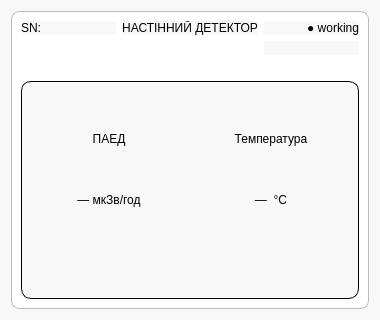
Above: _UI/dashboardwall.ui from Miskiv-Andrew/wroc before the change. Below: the same form after it.
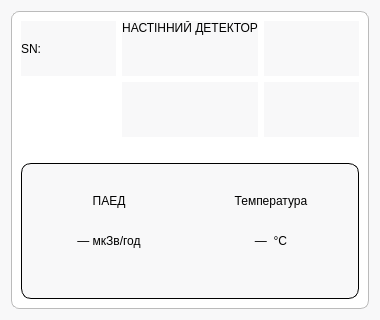
That is the form after the change.

The edit to the form file:
```diff
--- a/_UI/dashboardwall.ui
+++ b/_UI/dashboardwall.ui
@@ -27,7 +27,7 @@
    <item>
     <widget class="QFrame" name="deviceCard">
      <property name="sizePolicy">
-      <sizepolicy hsizetype="Preferred" vsizetype="Preferred">
+      <sizepolicy hsizetype="Expanding" vsizetype="Preferred">
        <horstretch>0</horstretch>
        <verstretch>0</verstretch>
       </sizepolicy>
@@ -49,7 +49,7 @@
       <item row="1" column="0">
        <widget class="QFrame" name="measureSection">
         <property name="sizePolicy">
-         <sizepolicy hsizetype="Preferred" vsizetype="Expanding">
+         <sizepolicy hsizetype="Expanding" vsizetype="Preferred">
           <horstretch>0</horstretch>
           <verstretch>0</verstretch>
          </sizepolicy>
@@ -73,6 +73,12 @@
             <layout class="QHBoxLayout" name="horizontalLayout_2">
              <item>
               <widget class="QLabel" name="doseValue">
+               <property name="sizePolicy">
+                <sizepolicy hsizetype="Expanding" vsizetype="Preferred">
+                 <horstretch>0</horstretch>
+                 <verstretch>0</verstretch>
+                </sizepolicy>
+               </property>
                <property name="text">
                 <string>— мкЗв/год</string>
                </property>
@@ -86,6 +92,12 @@
              </item>
              <item>
               <widget class="QLabel" name="tempValue">
+               <property name="sizePolicy">
+                <sizepolicy hsizetype="Expanding" vsizetype="Preferred">
+                 <horstretch>0</horstretch>
+                 <verstretch>0</verstretch>
+                </sizepolicy>
+               </property>
                <property name="text">
                 <string>—  °C</string>
                </property>
@@ -100,6 +112,12 @@
             <layout class="QHBoxLayout" name="horizontalLayout">
              <item>
               <widget class="QLabel" name="doseLabel">
+               <property name="sizePolicy">
+                <sizepolicy hsizetype="Expanding" vsizetype="Preferred">
+                 <horstretch>0</horstretch>
+                 <verstretch>0</verstretch>
+                </sizepolicy>
+               </property>
                <property name="styleSheet">
                 <string notr="true">font: 700 10pt &quot;Segoe UI&quot;;</string>
                </property>
@@ -113,6 +131,12 @@
              </item>
              <item>
               <widget class="QLabel" name="tempLabel">
+               <property name="sizePolicy">
+                <sizepolicy hsizetype="Expanding" vsizetype="Preferred">
+                 <horstretch>0</horstretch>
+                 <verstretch>0</verstretch>
+                </sizepolicy>
+               </property>
                <property name="styleSheet">
                 <string notr="true">font: 700 10pt &quot;Segoe UI&quot;;</string>
                </property>
@@ -144,7 +168,7 @@
           <item row="0" column="0">
            <widget class="QLabel" name="serialLabel">
             <property name="sizePolicy">
-             <sizepolicy hsizetype="Preferred" vsizetype="Maximum">
+             <sizepolicy hsizetype="Expanding" vsizetype="Preferred">
               <horstretch>0</horstretch>
               <verstretch>0</verstretch>
              </sizepolicy>
@@ -154,29 +178,10 @@
             </property>
            </widget>
           </item>
-          <item row="0" column="2">
-           <widget class="QLabel" name="statusLabel">
-            <property name="sizePolicy">
-             <sizepolicy hsizetype="Preferred" vsizetype="Preferred">
-              <horstretch>0</horstretch>
-              <verstretch>0</verstretch>
-             </sizepolicy>
-            </property>
-            <property name="text">
-             <string>● working</string>
-            </property>
-            <property name="alignment">
-             <set>Qt::AlignmentFlag::AlignRight|Qt::AlignmentFlag::AlignTrailing|Qt::AlignmentFlag::AlignVCenter</set>
-            </property>
-            <property name="margin">
-             <number>0</number>
-            </property>
-           </widget>
-          </item>
           <item row="0" column="1">
            <widget class="QLabel" name="typeLabel">
             <property name="sizePolicy">
-             <sizepolicy hsizetype="Preferred" vsizetype="Maximum">
+             <sizepolicy hsizetype="Expanding" vsizetype="Preferred">
               <horstretch>0</horstretch>
               <verstretch>0</verstretch>
              </sizepolicy>
@@ -197,6 +202,12 @@
           </item>
           <item row="1" column="2">
            <widget class="QLabel" name="statusaddLabel">
+            <property name="sizePolicy">
+             <sizepolicy hsizetype="Expanding" vsizetype="Preferred">
+              <horstretch>0</horstretch>
+              <verstretch>0</verstretch>
+             </sizepolicy>
+            </property>
             <property name="text">
              <string/>
             </property>
@@ -205,6 +216,35 @@
             </property>
            </widget>
           </item>
+          <item row="0" column="2">
+           <widget class="QLabel" name="statusLabel">
+            <property name="sizePolicy">
+             <sizepolicy hsizetype="Expanding" vsizetype="Preferred">
+              <horstretch>0</horstretch>
+              <verstretch>0</verstretch>
+             </sizepolicy>
+            </property>
+            <property name="text">
+             <string/>
+            </property>
+            <property name="alignment">
+             <set>Qt::AlignmentFlag::AlignRight|Qt::AlignmentFlag::AlignTrailing|Qt::AlignmentFlag::AlignVCenter</set>
+            </property>
+           </widget>
+          </item>
+          <item row="1" column="1">
+           <widget class="QLabel" name="positionLabel">
+            <property name="styleSheet">
+             <string notr="true">font: 700 12pt &quot;Segoe UI&quot;;</string>
+            </property>
+            <property name="text">
+             <string/>
+            </property>
+            <property name="alignment">
+             <set>Qt::AlignmentFlag::AlignCenter</set>
+            </property>
+           </widget>
+          </item>
          </layout>
         </item>
        </layout>
```
